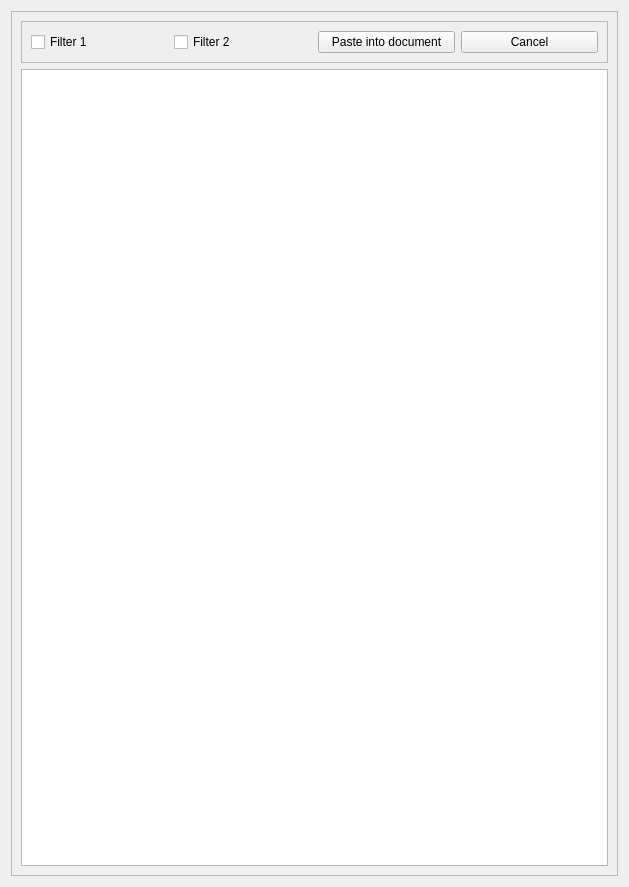
This is preview.ui in VinnyCarter05/OCR as Qt 5 draws it before an edit. The edited form follows.
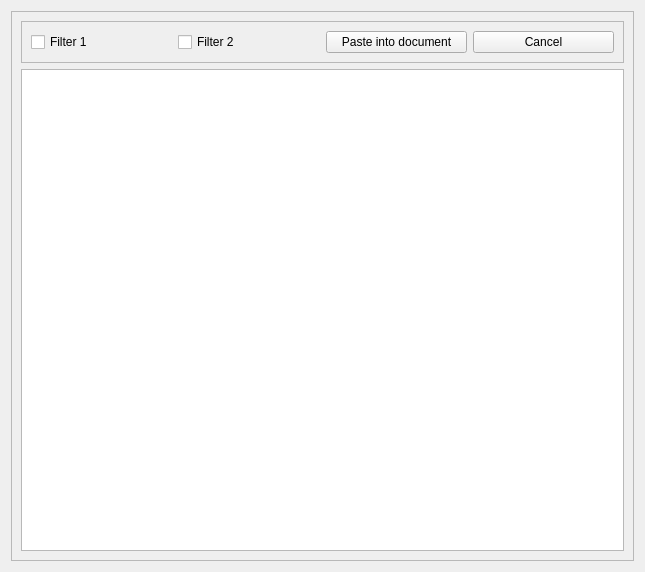
This is the edited form.

The edit to the form file:
```diff
--- a/preview.ui
+++ b/preview.ui
@@ -6,8 +6,8 @@
    <rect>
     <x>0</x>
     <y>0</y>
-    <width>629</width>
-    <height>887</height>
+    <width>645</width>
+    <height>568</height>
    </rect>
   </property>
   <property name="windowTitle">
```
